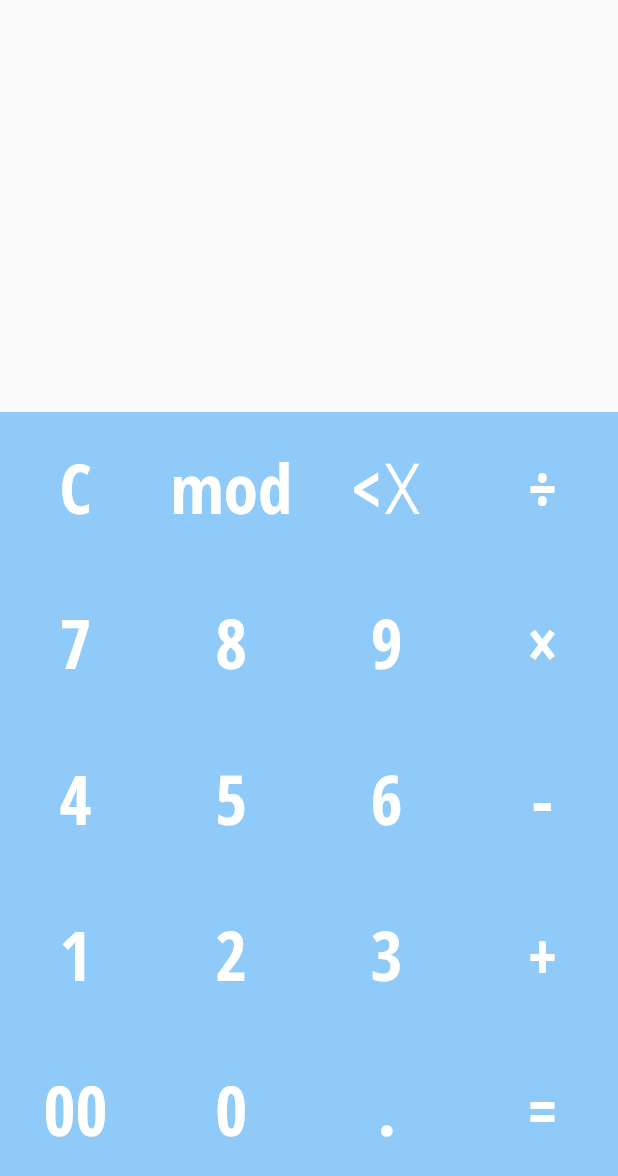
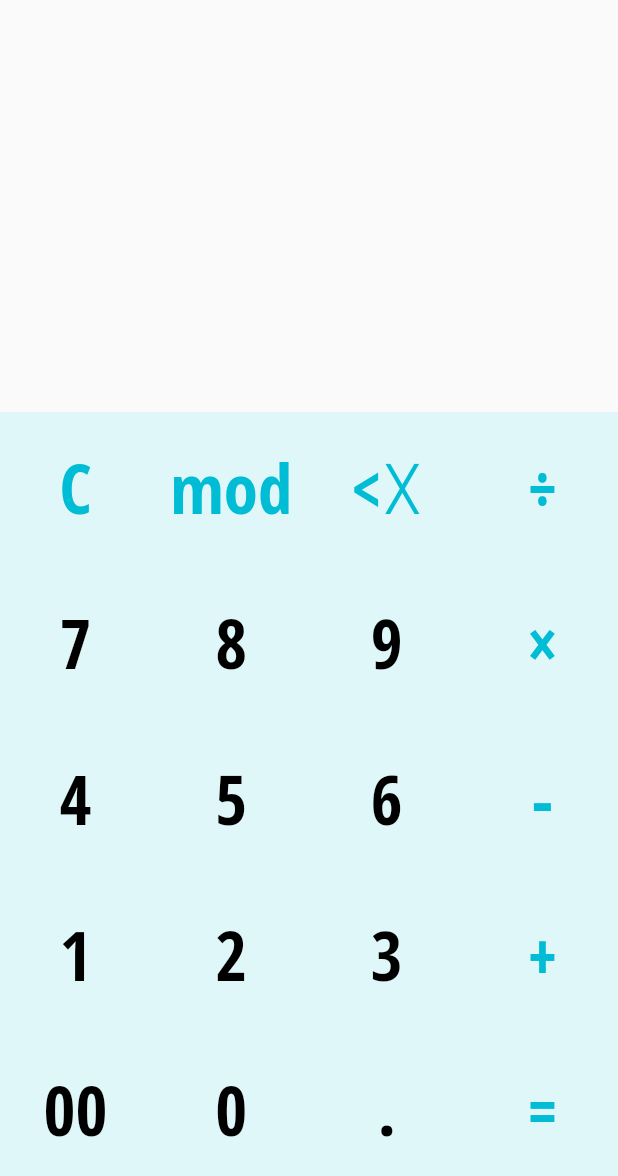
Before and after one commit to ppmasa8/calc_app, a Flutter app: the screen it shows after launch, on a phone screen of 412 x 824 dp. Shown: the top 1176 px of the screen. Run offline on Flutter 3.47's test engine with Material 2 defaults, Android fonts, the phone set to English and light mode, and no system bars; our stand-ins replace google_fonts.

Commit message:
Change symbol of color

```diff
--- a/lib/main.dart
+++ b/lib/main.dart
@@ -90,7 +90,7 @@ class Keyboard extends StatelessWidget {
       flex: 2,
       child: Center(
         child: Container(
-          color: Colors.blue[200],
+          color: Colors.cyan.shade50,
           child: GridView.count(
               crossAxisCount: 4,
               mainAxisSpacing: 3,
@@ -114,6 +114,7 @@ class Keyboard extends StatelessWidget {
 }
 
 // Button
+const symbol = ['+', '-', '×', '÷', 'mod', 'C', '=', '<☓'];
 class Button extends StatelessWidget {
   final _key;
   Button(this._key);
@@ -130,7 +131,7 @@ class Button extends StatelessWidget {
             _key,
             style: GoogleFonts.openSansCondensed(
                 fontSize: 46,
-                color: Colors.white
+                color: symbol.contains(_key) ? Colors.cyan : Colors.black
             ),
           ),
         ),
```
Also changed, not shown: 1 other file.
